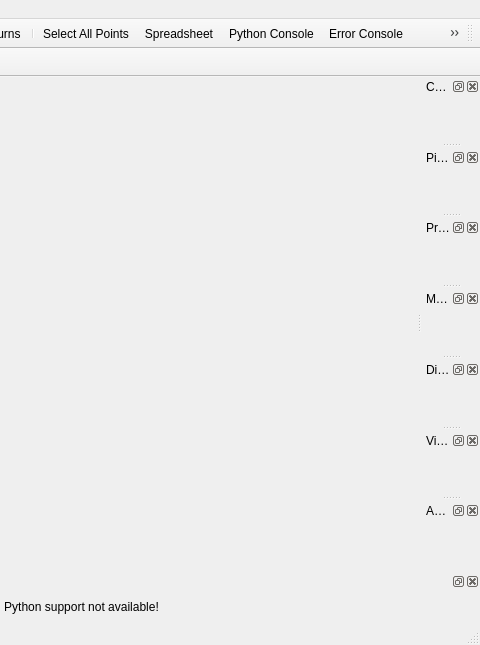
Above: Application/vvMainWindow.ui from Kitware/LidarView before the change; both pictures show x 590 to 1070 and y 0 to 645 of the 1070 by 645 pixel window. Below: the same form after it.
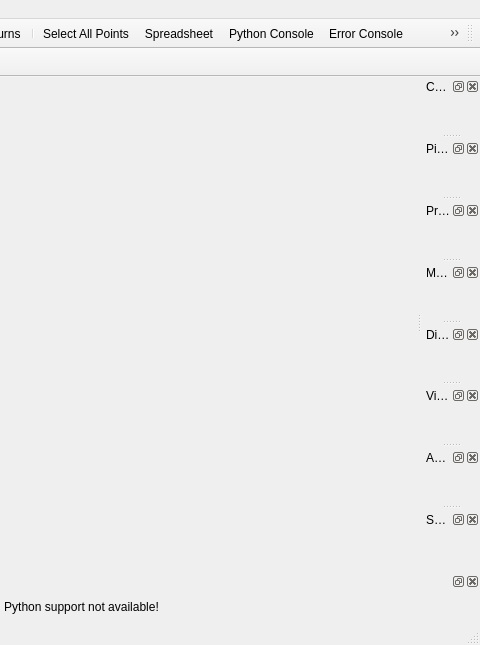
That is the form after the change. Icons and pictures are not drawn. Custom widgets are drawn as their Qt base class.

Commit message: [feat] Add multi sensor GUI

```diff
--- a/Application/vvMainWindow.ui
+++ b/Application/vvMainWindow.ui
@@ -338,6 +338,15 @@
     </layout>
    </widget>
   </widget>
+  <widget class="QDockWidget" name="sensorListDock">
+   <property name="windowTitle">
+    <string>Sensors List</string>
+   </property>
+   <attribute name="dockWidgetArea">
+    <number>2</number>
+   </attribute>
+   <widget class="lqSensorListWidget" name="sensorListPanel"/>
+  </widget>
   <action name="actionE_xit">
    <property name="text">
     <string>E&amp;xit</string>
@@ -828,6 +837,11 @@
    <class>pqOutputWidget</class>
    <extends>QWidget</extends>
    <header>pqOutputWidget.h</header>
+  </customwidget>
+  <customwidget>
+   <class>lqSensorListWidget</class>
+   <extends>QWidget</extends>
+   <header>lqSensorListWidget.h</header>
    <container>1</container>
   </customwidget>
  </customwidgets>
```
The commit also changes 5 other files.
